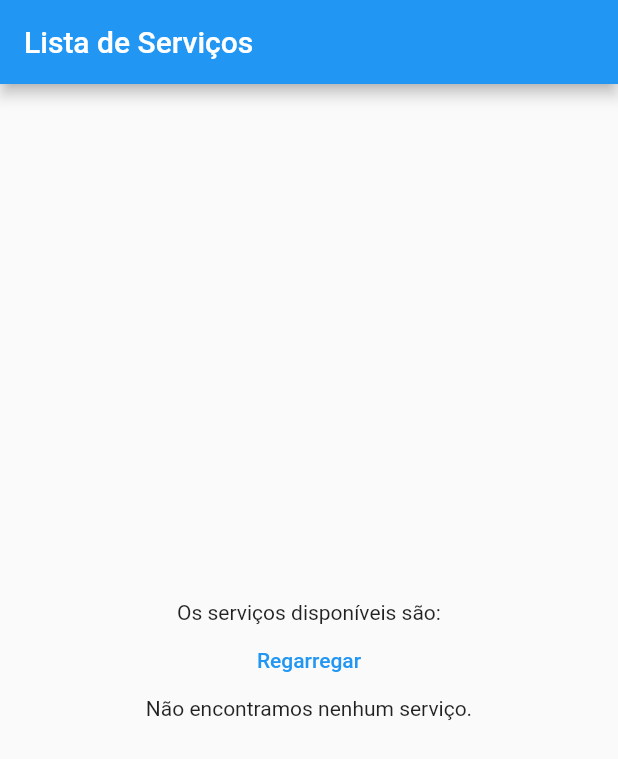
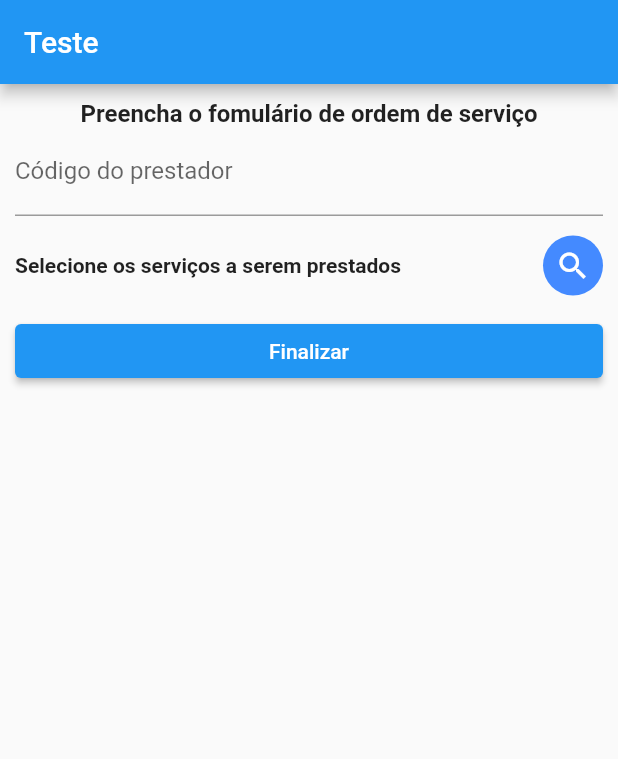
Before and after one commit to lfpetreca/abctechapp, a Flutter app: the screen it shows after launch, on a phone screen of 412 x 824 dp. Shown: the top 759 px of the screen. Run offline on Flutter 3.47's test engine with Material 2 defaults, Android fonts, the phone set to English and light mode, and no system bars; our stand-ins replace geolocator, get.

Commit message:
Order Controller & Page

```diff
--- a/lib/controller/order_controller.dart
+++ b/lib/controller/order_controller.dart
@@ -0,0 +1,35 @@
+import 'dart:developer';
+import 'package:flutter/cupertino.dart';
+import 'package:get/get.dart';
+
+import '../services/geolocation_service.dart';
+import '../model/assist.dart';
+
+class OrderController extends GetxController {
+  final GeolocationServiceInterface _geolocationService;
+  final formKey = GlobalKey<FormState>();
+  final operatorIdController = TextEditingController();
+  final selectedAssists = <Assist>[].obs;
+
+  OrderController(this._geolocationService);
+
+  @override
+  void onInit() {
+    super.onInit();
+    _geolocationService.start();
+  }
+
+  getLocation() {
+    _geolocationService
+        .getPosition()
+        .then((value) => log(value.toJson().toString()));
+  }
+
+  finishStartOrder() {
+    getLocation();
+  }
+
+  editAssists() {
+    Get.toNamed("/assists", arguments: selectedAssists);
+  }
+}
--- a/lib/main.dart
+++ b/lib/main.dart
@@ -1,3 +1,5 @@
+import 'package:abctechapp/pages/order_bind.dart';
+import 'package:abctechapp/pages/order_page.dart';
 import 'package:flutter/material.dart';
 import 'package:get/get.dart';
 
@@ -25,7 +27,16 @@ class AbcTechApp extends StatelessWidget {
       title: 'Abc Tech App',
       theme: ThemeData(primarySwatch: Colors.blue),
       getPages: [
-        GetPage(name: "/", page: () => const HomePage(), binding: HomeBind())
+        GetPage(
+          name: "/",
+          page: () => const OrderPage(),
+          binding: OrderBind(),
+        ),
+        GetPage(
+          name: "/assists",
+          page: () => const HomePage(),
+          binding: HomeBind(),
+        )
       ],
     );
   }
--- a/lib/pages/home_bind.dart
+++ b/lib/pages/home_bind.dart
@@ -1,5 +1,6 @@
-import 'package:abctechapp/controller/assist_controller.dart';
 import 'package:get/get.dart';
+
+import '../controller/assist_controller.dart';
 
 class HomeBind extends Bindings {
   @override
--- /dev/null
+++ b/lib/pages/order_bind.dart
@@ -0,0 +1,12 @@
+import 'package:get/get.dart';
+
+import '../controller/order_controller.dart';
+import '../services/geolocation_service.dart';
+
+class OrderBind extends Bindings {
+  @override
+  void dependencies() {
+    Get.lazyPut<OrderController>(() => OrderController(GeolocationService()));
+  }
+
+}
--- /dev/null
+++ b/lib/pages/order_page.dart
@@ -0,0 +1,98 @@
+import 'package:flutter/material.dart';
+import 'package:flutter/services.dart';
+import 'package:get/get_state_manager/get_state_manager.dart';
+import 'package:get/get.dart';
+
+import '../controller/order_controller.dart';
+import '../model/assist.dart';
+
+class OrderPage extends GetView<OrderController> {
+  const OrderPage({Key? key}) : super(key: key);
+
+  Widget renderAssists(List<Assist> assists) {
+    return ListView.builder(
+        shrinkWrap: true,
+        itemCount: assists.length,
+        itemBuilder: (context, index) =>
+            ListTile(title: Text(assists[index].name)));
+  }
+
+  @override
+  Widget build(BuildContext context) {
+    return Scaffold(
+      appBar: AppBar(
+        title: const Text("Teste"),
+      ),
+      body: Container(
+        constraints: const BoxConstraints.expand(),
+        padding: const EdgeInsets.all(10.0),
+        child: SingleChildScrollView(
+          child: Form(
+            key: controller.formKey,
+            child: Column(
+              mainAxisAlignment: MainAxisAlignment.center,
+              children: <Widget>[
+                Row(children: const [
+                  Expanded(
+                    child: Text(
+                      'Preencha o fomulário de ordem de serviço',
+                      textAlign: TextAlign.center,
+                      style: TextStyle(
+                          fontSize: 16.0, fontWeight: FontWeight.bold),
+                    ),
+                  )
+                ]),
+                TextFormField(
+                  controller: controller.operatorIdController,
+                  inputFormatters: [FilteringTextInputFormatter.digitsOnly],
+                  keyboardType: TextInputType.number,
+                  decoration:
+                      const InputDecoration(labelText: "Código do prestador"),
+                  textAlign: TextAlign.center,
+                ),
+                Row(
+                  children: [
+                    const Expanded(
+                      child: Padding(
+                        padding: EdgeInsets.only(top: 25, bottom: 25),
+                        child: Text(
+                          'Selecione os serviços a serem prestados',
+                          textAlign: TextAlign.left,
+                          style: TextStyle(
+                              fontSize: 14.0, fontWeight: FontWeight.bold),
+                        ),
+                      ),
+                    ),
+                    Ink(
+                      decoration: const ShapeDecoration(
+                          shape: CircleBorder(), color: Colors.blueAccent),
+                      width: 40,
+                      height: 40,
+                      child: IconButton(
+                          icon: const Icon(
+                            Icons.search,
+                            color: Colors.white,
+                          ),
+                          onPressed: () => controller.editAssists()),
+                    ),
+                  ],
+                ),
+                Obx(
+                  () => renderAssists(controller.selectedAssists),
+                ),
+                Row(children: [
+                  Expanded(
+                    child: ElevatedButton(
+                      onPressed: () => controller.finishStartOrder(),
+                      child: const Text("Finalizar"),
+                    ),
+                  )
+                ]),
+              ],
+            ),
+          ),
+        ),
+      ),
+    );
+  }
+}
--- a/lib/services/geolocation_service.dart
+++ b/lib/services/geolocation_service.dart
@@ -18,7 +18,7 @@ class GeolocationService implements GeolocationServiceInterface {
   Future<bool> _enableService() async {
     _serviceEnabled = await Geolocator.isLocationServiceEnabled();
 
-    if (_serviceEnabled) {
+    if (!_serviceEnabled) {
       return Future.error('GeolocationService are disabled');
     }
 
```
